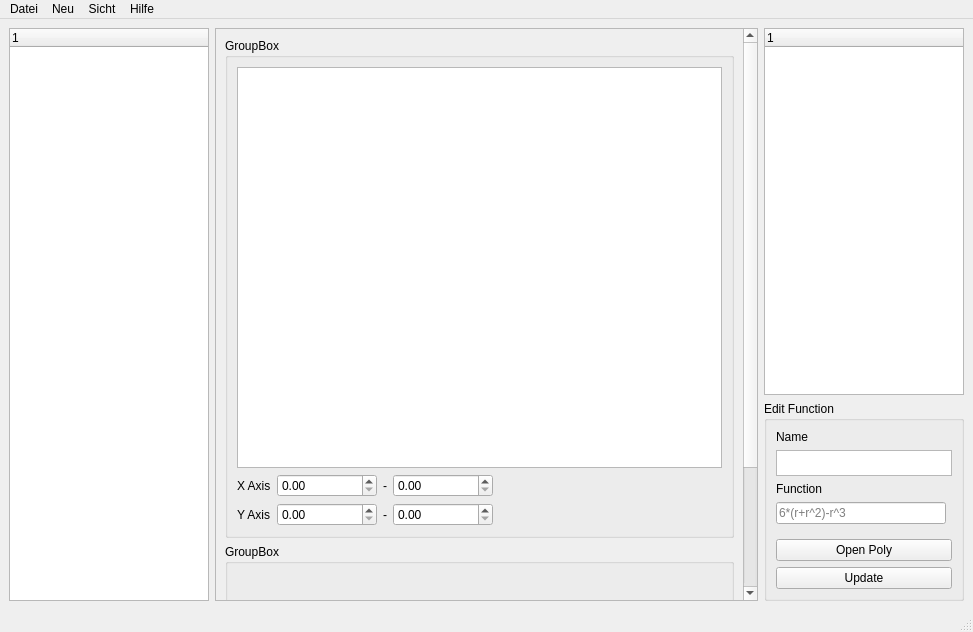
Old version of the form Graphitty/mainview.ui in the repository ultradr3mer/Graphitty.
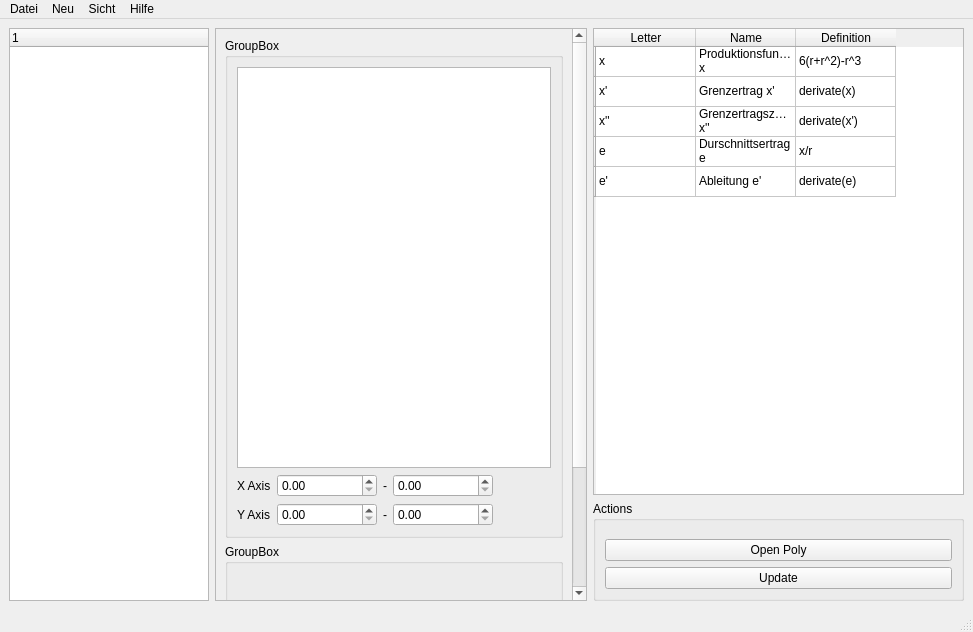
New version of the form. Custom widgets are drawn as their Qt base class.

Commit message: Table for definitions added

The edit to the form file:
```diff
--- a/Graphitty/mainview.ui
+++ b/Graphitty/mainview.ui
@@ -15,27 +15,6 @@
   </property>
   <widget class="QWidget" name="centralwidget">
    <layout class="QGridLayout" name="gridLayout">
-    <item row="0" column="2">
-     <widget class="QTreeWidget" name="treeWidget">
-      <property name="sizePolicy">
-       <sizepolicy hsizetype="Preferred" vsizetype="Expanding">
-        <horstretch>0</horstretch>
-        <verstretch>0</verstretch>
-       </sizepolicy>
-      </property>
-      <property name="maximumSize">
-       <size>
-        <width>200</width>
-        <height>16777215</height>
-       </size>
-      </property>
-      <column>
-       <property name="text">
-        <string notr="true">1</string>
-       </property>
-      </column>
-     </widget>
-    </item>
     <item row="1" column="2">
      <widget class="QGroupBox" name="groupBox_4">
       <property name="sizePolicy">
@@ -46,53 +25,15 @@
       </property>
       <property name="maximumSize">
        <size>
-        <width>200</width>
-        <height>200</height>
+        <width>400</width>
+        <height>100</height>
        </size>
       </property>
       <property name="title">
-       <string>Edit Function</string>
+       <string>Actions</string>
       </property>
       <layout class="QGridLayout" name="gridLayout_3">
-       <item row="6" column="0" colspan="2">
-        <widget class="QPushButton" name="update">
-         <property name="text">
-          <string>Update</string>
-         </property>
-        </widget>
-       </item>
-       <item row="5" column="0" colspan="2">
-        <widget class="QPushButton" name="polyEdit">
-         <property name="text">
-          <string>Open Poly</string>
-         </property>
-        </widget>
-       </item>
-       <item row="2" column="0" colspan="2">
-        <widget class="QLabel" name="label_5">
-         <property name="text">
-          <string>Function</string>
-         </property>
-        </widget>
-       </item>
        <item row="0" column="0" colspan="2">
-        <widget class="QLabel" name="label_6">
-         <property name="text">
-          <string>Name</string>
-         </property>
-        </widget>
-       </item>
-       <item row="1" column="0" colspan="2">
-        <widget class="QTextEdit" name="textEdit">
-         <property name="maximumSize">
-          <size>
-           <width>16777215</width>
-           <height>26</height>
-          </size>
-         </property>
-        </widget>
-       </item>
-       <item row="4" column="0" colspan="2">
         <spacer name="verticalSpacer">
          <property name="orientation">
           <enum>Qt::Vertical</enum>
@@ -105,10 +46,17 @@
          </property>
         </spacer>
        </item>
-       <item row="3" column="0">
-        <widget class="QLineEdit" name="lineEditFunction">
-         <property name="placeholderText">
-          <string>6*(r+r^2)-r^3</string>
+       <item row="1" column="0" colspan="2">
+        <widget class="QPushButton" name="polyEdit">
+         <property name="text">
+          <string>Open Poly</string>
+         </property>
+        </widget>
+       </item>
+       <item row="3" column="0" colspan="2">
+        <widget class="QPushButton" name="update">
+         <property name="text">
+          <string>Update</string>
          </property>
         </widget>
        </item>
@@ -125,7 +73,7 @@
         <rect>
          <x>0</x>
          <y>0</y>
-         <width>527</width>
+         <width>356</width>
          <height>730</height>
         </rect>
        </property>
@@ -308,6 +256,137 @@
       </column>
      </widget>
     </item>
+    <item row="0" column="2">
+     <widget class="QTableWidget" name="tableWidget">
+      <property name="minimumSize">
+       <size>
+        <width>200</width>
+        <height>0</height>
+       </size>
+      </property>
+      <property name="maximumSize">
+       <size>
+        <width>400</width>
+        <height>16777215</height>
+       </size>
+      </property>
+      <row>
+       <property name="text">
+        <string/>
+       </property>
+      </row>
+      <row>
+       <property name="text">
+        <string/>
+       </property>
+      </row>
+      <row>
+       <property name="text">
+        <string/>
+       </property>
+      </row>
+      <row>
+       <property name="text">
+        <string/>
+       </property>
+      </row>
+      <row>
+       <property name="text">
+        <string/>
+       </property>
+      </row>
+      <column>
+       <property name="text">
+        <string>Letter</string>
+       </property>
+      </column>
+      <column>
+       <property name="text">
+        <string>Name</string>
+       </property>
+      </column>
+      <column>
+       <property name="text">
+        <string>Definition</string>
+       </property>
+      </column>
+      <item row="0" column="0">
+       <property name="text">
+        <string>x</string>
+       </property>
+      </item>
+      <item row="0" column="1">
+       <property name="text">
+        <string>Produktionsfunktion x</string>
+       </property>
+      </item>
+      <item row="0" column="2">
+       <property name="text">
+        <string>6(r+r^2)-r^3</string>
+       </property>
+      </item>
+      <item row="1" column="0">
+       <property name="text">
+        <string>x'</string>
+       </property>
+      </item>
+      <item row="1" column="1">
+       <property name="text">
+        <string>Grenzertrag x'</string>
+       </property>
+      </item>
+      <item row="1" column="2">
+       <property name="text">
+        <string>derivate(x)</string>
+       </property>
+      </item>
+      <item row="2" column="0">
+       <property name="text">
+        <string>x''</string>
+       </property>
+      </item>
+      <item row="2" column="1">
+       <property name="text">
+        <string>Grenzertragszuwachs x''</string>
+       </property>
+      </item>
+      <item row="2" column="2">
+       <property name="text">
+        <string>derivate(x')</string>
+       </property>
+      </item>
+      <item row="3" column="0">
+       <property name="text">
+        <string>e</string>
+       </property>
+      </item>
+      <item row="3" column="1">
+       <property name="text">
+        <string>Durschnittsertrag e</string>
+       </property>
+      </item>
+      <item row="3" column="2">
+       <property name="text">
+        <string>x/r</string>
+       </property>
+      </item>
+      <item row="4" column="0">
+       <property name="text">
+        <string>e'</string>
+       </property>
+      </item>
+      <item row="4" column="1">
+       <property name="text">
+        <string>Ableitung e'</string>
+       </property>
+      </item>
+      <item row="4" column="2">
+       <property name="text">
+        <string>derivate(e)</string>
+       </property>
+      </item>
+     </widget>
+    </item>
    </layout>
   </widget>
   <widget class="QMenuBar" name="menubar">
```
The commit also changes 3 other files.
